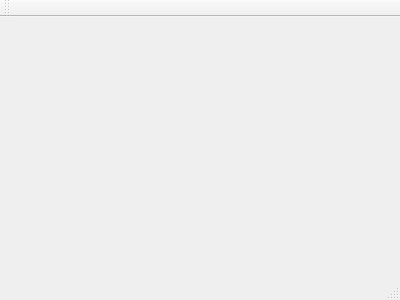
Old version of the form Qt/mwin.ui in the repository taseikyo/bili-box.
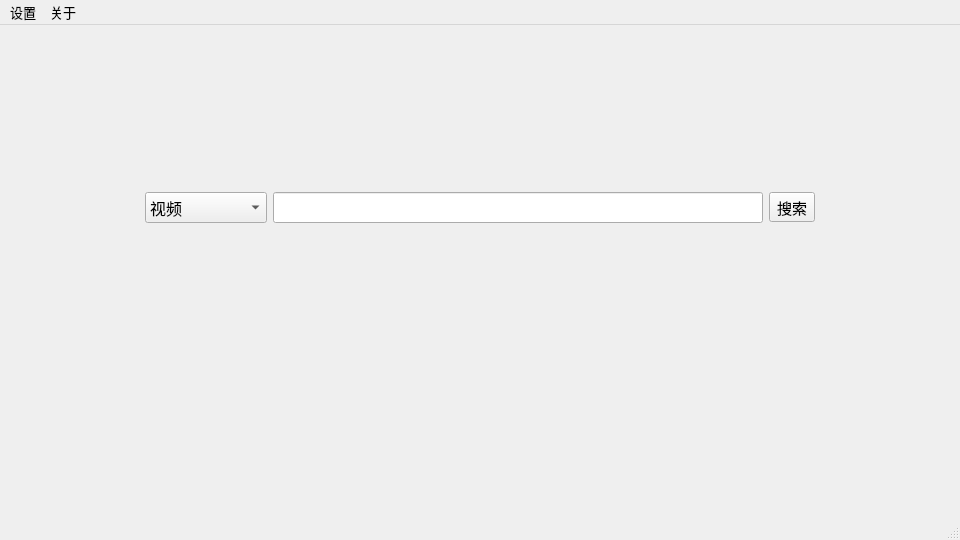
New version of the form. Icons and pictures are not drawn.

Diff of the .ui file:
```diff
--- a/Qt/mwin.ui
+++ b/Qt/mwin.ui
@@ -1,24 +1,263 @@
 <ui version="4.0">
  <class>MWin</class>
- <widget class="QMainWindow" name="MWin" >
-  <property name="geometry" >
+ <widget class="QMainWindow" name="MWin">
+  <property name="geometry">
    <rect>
     <x>0</x>
     <y>0</y>
-    <width>400</width>
-    <height>300</height>
+    <width>960</width>
+    <height>540</height>
    </rect>
   </property>
-  <property name="windowTitle" >
-   <string>MWin</string>
+  <property name="minimumSize">
+   <size>
+    <width>960</width>
+    <height>540</height>
+   </size>
   </property>
-  <widget class="QMenuBar" name="menuBar" />
-  <widget class="QToolBar" name="mainToolBar" />
-  <widget class="QWidget" name="centralWidget" />
-  <widget class="QStatusBar" name="statusBar" />
+  <property name="font">
+   <font>
+    <family>Microsoft YaHei</family>
+    <pointsize>10</pointsize>
+   </font>
+  </property>
+  <property name="windowTitle">
+   <string>嗶哩嗶哩盒子©Lewis Tian</string>
+  </property>
+  <property name="windowIcon">
+   <iconset resource="res.qrc">
+    <normaloff>:/images/bililogo</normaloff>:/images/bililogo</iconset>
+  </property>
+  <property name="iconSize">
+   <size>
+    <width>35</width>
+    <height>35</height>
+   </size>
+  </property>
+  <widget class="QWidget" name="centralWidget">
+   <property name="font">
+    <font>
+     <family>Microsoft YaHei UI</family>
+     <pointsize>10</pointsize>
+    </font>
+   </property>
+   <property name="styleSheet">
+    <string notr="true"/>
+   </property>
+   <layout class="QVBoxLayout" name="verticalLayout">
+    <item>
+     <widget class="QStackedWidget" name="stackedWidget">
+      <property name="currentIndex">
+       <number>0</number>
+      </property>
+      <widget class="QWidget" name="home">
+       <property name="font">
+        <font>
+         <family>Microsoft YaHei</family>
+         <pointsize>10</pointsize>
+        </font>
+       </property>
+       <layout class="QVBoxLayout" name="verticalLayout_2" stretch="1,1,3,8">
+        <item>
+         <layout class="QHBoxLayout" name="layout2">
+          <item>
+           <widget class="QLabel" name="logo">
+            <property name="minimumSize">
+             <size>
+              <width>220</width>
+              <height>105</height>
+             </size>
+            </property>
+            <property name="maximumSize">
+             <size>
+              <width>220</width>
+              <height>105</height>
+             </size>
+            </property>
+            <property name="text">
+             <string/>
+            </property>
+           </widget>
+          </item>
+          <item>
+           <spacer name="hpacer3">
+            <property name="orientation">
+             <enum>Qt::Horizontal</enum>
+            </property>
+            <property name="sizeHint" stdset="0">
+             <size>
+              <width>40</width>
+              <height>20</height>
+             </size>
+            </property>
+           </spacer>
+          </item>
+         </layout>
+        </item>
+        <item>
+         <spacer name="vspacer2">
+          <property name="orientation">
+           <enum>Qt::Vertical</enum>
+          </property>
+          <property name="sizeHint" stdset="0">
+           <size>
+            <width>20</width>
+            <height>40</height>
+           </size>
+          </property>
+         </spacer>
+        </item>
+        <item>
+         <layout class="QHBoxLayout" name="layout1" stretch="1,1,4,0,1">
+          <item>
+           <spacer name="hspace1">
+            <property name="orientation">
+             <enum>Qt::Horizontal</enum>
+            </property>
+            <property name="sizeHint" stdset="0">
+             <size>
+              <width>40</width>
+              <height>20</height>
+             </size>
+            </property>
+           </spacer>
+          </item>
+          <item>
+           <widget class="QComboBox" name="comboBoxHome">
+            <property name="font">
+             <font>
+              <family>Microsoft YaHei</family>
+              <pointsize>12</pointsize>
+             </font>
+            </property>
+            <item>
+             <property name="text">
+              <string>视频</string>
+             </property>
+            </item>
+            <item>
+             <property name="text">
+              <string>图片</string>
+             </property>
+            </item>
+           </widget>
+          </item>
+          <item>
+           <widget class="QLineEdit" name="lineEditHome">
+            <property name="font">
+             <font>
+              <family>Microsoft YaHei</family>
+              <pointsize>12</pointsize>
+             </font>
+            </property>
+           </widget>
+          </item>
+          <item>
+           <widget class="QToolButton" name="toolButton">
+            <property name="font">
+             <font>
+              <family>Microsoft YaHei</family>
+              <pointsize>11</pointsize>
+             </font>
+            </property>
+            <property name="cursor">
+             <cursorShape>PointingHandCursor</cursorShape>
+            </property>
+            <property name="toolTip">
+             <string>搜索</string>
+            </property>
+            <property name="text">
+             <string>搜索</string>
+            </property>
+           </widget>
+          </item>
+          <item>
+           <spacer name="hspace2">
+            <property name="orientation">
+             <enum>Qt::Horizontal</enum>
+            </property>
+            <property name="sizeHint" stdset="0">
+             <size>
+              <width>40</width>
+              <height>20</height>
+             </size>
+            </property>
+           </spacer>
+          </item>
+         </layout>
+        </item>
+        <item>
+         <spacer name="vspacer1">
+          <property name="orientation">
+           <enum>Qt::Vertical</enum>
+          </property>
+          <property name="sizeHint" stdset="0">
+           <size>
+            <width>20</width>
+            <height>218</height>
+           </size>
+          </property>
+         </spacer>
+        </item>
+       </layout>
+      </widget>
+      <widget class="QWidget" name="vpage"/>
+      <widget class="QWidget" name="ppage"/>
+     </widget>
+    </item>
+   </layout>
+  </widget>
+  <widget class="QStatusBar" name="statusBar"/>
+  <widget class="QMenuBar" name="menuBar">
+   <property name="geometry">
+    <rect>
+     <x>0</x>
+     <y>0</y>
+     <width>960</width>
+     <height>23</height>
+    </rect>
+   </property>
+   <widget class="QMenu" name="Setting">
+    <property name="title">
+     <string>设置</string>
+    </property>
+    <addaction name="minSizeAction"/>
+    <addaction name="bgmPathAction"/>
+   </widget>
+   <widget class="QMenu" name="About">
+    <property name="title">
+     <string>关于</string>
+    </property>
+    <addaction name="authorAction"/>
+    <addaction name="appAction"/>
+   </widget>
+   <addaction name="Setting"/>
+   <addaction name="About"/>
+  </widget>
+  <action name="minSizeAction">
+   <property name="text">
+    <string>窗口最小尺寸</string>
+   </property>
+  </action>
+  <action name="bgmPathAction">
+   <property name="text">
+    <string>背景图片</string>
+   </property>
+  </action>
+  <action name="authorAction">
+   <property name="text">
+    <string>开发者</string>
+   </property>
+  </action>
+  <action name="appAction">
+   <property name="text">
+    <string>本程序</string>
+   </property>
+  </action>
  </widget>
- <layoutDefault spacing="6" margin="11" />
- <pixmapfunction></pixmapfunction>
- <resources/>
+ <layoutdefault spacing="6" margin="11"/>
+ <resources>
+  <include location="res.qrc"/>
+ </resources>
  <connections/>
 </ui>
```
Left out of the diff: 1 changed line with no effect on the pictures.
